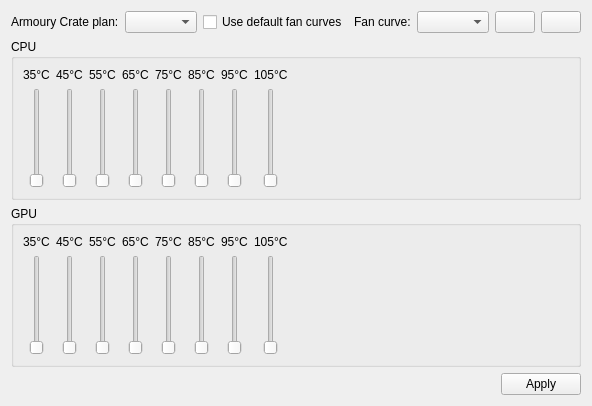
ioerrorle/G14ControlPP, file src/ui/fansTab/FansTab.ui: the form before one commit.
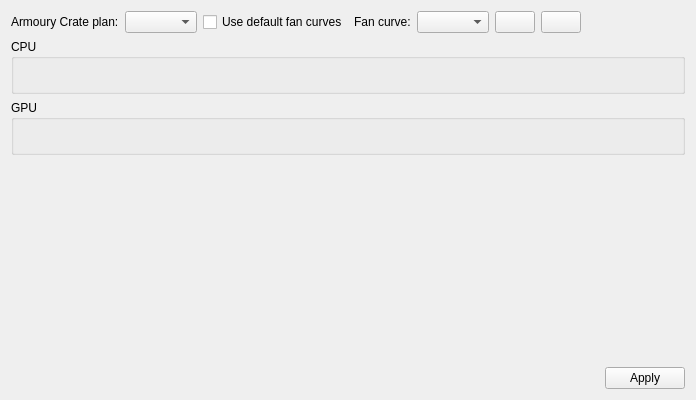
The form after the commit.

```diff
--- a/src/ui/fansTab/FansTab.ui
+++ b/src/ui/fansTab/FansTab.ui
@@ -2,9 +2,17 @@
 <ui version="4.0">
  <class>FansTab</class>
  <widget class="QWidget" name="FansTab">
+  <property name="geometry">
+   <rect>
+    <x>0</x>
+    <y>0</y>
+    <width>696</width>
+    <height>400</height>
+   </rect>
+  </property>
   <layout class="QVBoxLayout" name="verticalLayout" stretch="0,0,0,1,0">
    <item>
-    <layout class="QHBoxLayout" name="horizontalLayout" stretch="0,0,0,0,0,0,0">
+    <layout class="QHBoxLayout" name="horizontalLayout" stretch="0,0,0,0,0,0,0,0">
      <item>
       <widget class="QLabel" name="label">
        <property name="text">
@@ -74,157 +82,7 @@
      <property name="title">
       <string>CPU</string>
      </property>
-     <layout class="QHBoxLayout" stretch="0,0,0,0,0,0,0,0,1">
-      <item>
-       <layout class="QVBoxLayout">
-        <item alignment="Qt::AlignHCenter">
-         <widget class="QLabel" name="cpuTemp_0">
-          <property name="text">
-           <string>35°C</string>
-          </property>
-         </widget>
-        </item>
-        <item alignment="Qt::AlignHCenter">
-         <widget class="QSlider" name="cpuSpeed_0">
-          <property name="minimumSize">
-           <size>
-            <width>0</width>
-            <height>100</height>
-           </size>
-          </property>
-          <property name="orientation">
-           <enum>Qt::Vertical</enum>
-          </property>
-         </widget>
-        </item>
-       </layout>
-      </item>
-      <item>
-       <layout class="QVBoxLayout">
-        <item alignment="Qt::AlignHCenter">
-         <widget class="QLabel" name="cpuTemp_1">
-          <property name="text">
-           <string>45°C</string>
-          </property>
-         </widget>
-        </item>
-        <item alignment="Qt::AlignHCenter">
-         <widget class="QSlider" name="cpuSpeed_1">
-          <property name="orientation">
-           <enum>Qt::Vertical</enum>
-          </property>
-         </widget>
-        </item>
-       </layout>
-      </item>
-      <item>
-       <layout class="QVBoxLayout">
-        <item alignment="Qt::AlignHCenter">
-         <widget class="QLabel" name="cpuTemp_2">
-          <property name="text">
-           <string>55°C</string>
-          </property>
-         </widget>
-        </item>
-        <item alignment="Qt::AlignHCenter">
-         <widget class="QSlider" name="cpuSpeed_2">
-          <property name="orientation">
-           <enum>Qt::Vertical</enum>
-          </property>
-         </widget>
-        </item>
-       </layout>
-      </item>
-      <item>
-       <layout class="QVBoxLayout">
-        <item alignment="Qt::AlignHCenter">
-         <widget class="QLabel" name="cpuTemp_3">
-          <property name="text">
-           <string>65°C</string>
-          </property>
-         </widget>
-        </item>
-        <item alignment="Qt::AlignHCenter">
-         <widget class="QSlider" name="cpuSpeed_3">
-          <property name="orientation">
-           <enum>Qt::Vertical</enum>
-          </property>
-         </widget>
-        </item>
-       </layout>
-      </item>
-      <item>
-       <layout class="QVBoxLayout">
-        <item alignment="Qt::AlignHCenter">
-         <widget class="QLabel" name="cpuTemp_4">
-          <property name="text">
-           <string>75°C</string>
-          </property>
-         </widget>
-        </item>
-        <item alignment="Qt::AlignHCenter">
-         <widget class="QSlider" name="cpuSpeed_4">
-          <property name="orientation">
-           <enum>Qt::Vertical</enum>
-          </property>
-         </widget>
-        </item>
-       </layout>
-      </item>
-      <item>
-       <layout class="QVBoxLayout">
-        <item alignment="Qt::AlignHCenter">
-         <widget class="QLabel" name="cpuTemp_5">
-          <property name="text">
-           <string>85°C</string>
-          </property>
-         </widget>
-        </item>
-        <item alignment="Qt::AlignHCenter">
-         <widget class="QSlider" name="cpuSpeed_5">
-          <property name="orientation">
-           <enum>Qt::Vertical</enum>
-          </property>
-         </widget>
-        </item>
-       </layout>
-      </item>
-      <item>
-       <layout class="QVBoxLayout">
-        <item alignment="Qt::AlignHCenter">
-         <widget class="QLabel" name="cpuTemp_6">
-          <property name="text">
-           <string>95°C</string>
-          </property>
-         </widget>
-        </item>
-        <item alignment="Qt::AlignHCenter">
-         <widget class="QSlider" name="cpuSpeed_6">
-          <property name="orientation">
-           <enum>Qt::Vertical</enum>
-          </property>
-         </widget>
-        </item>
-       </layout>
-      </item>
-      <item>
-       <layout class="QVBoxLayout">
-        <item alignment="Qt::AlignHCenter">
-         <widget class="QLabel" name="cpuTemp_7">
-          <property name="text">
-           <string>105°C</string>
-          </property>
-         </widget>
-        </item>
-        <item alignment="Qt::AlignHCenter">
-         <widget class="QSlider" name="cpuSpeed_7">
-          <property name="orientation">
-           <enum>Qt::Vertical</enum>
-          </property>
-         </widget>
-        </item>
-       </layout>
-      </item>
+     <layout class="QHBoxLayout" stretch="1">
       <item>
        <layout class="QVBoxLayout" name="verticalLayout_1">
         <item alignment="Qt::AlignTop">
@@ -244,166 +102,7 @@
      <property name="title">
       <string>GPU</string>
      </property>
-     <layout class="QHBoxLayout" stretch="0,0,0,0,0,0,0,0,1">
-      <item>
-       <layout class="QVBoxLayout">
-        <item alignment="Qt::AlignHCenter">
-         <widget class="QLabel" name="gpuTemp_0">
-          <property name="text">
-           <string>35°C</string>
-          </property>
-         </widget>
-        </item>
-        <item alignment="Qt::AlignHCenter">
-         <widget class="QSlider" name="gpuSpeed_0">
-          <property name="minimumSize">
-           <size>
-            <width>0</width>
-            <height>100</height>
-           </size>
-          </property>
-          <property name="orientation">
-           <enum>Qt::Vertical</enum>
-          </property>
-         </widget>
-        </item>
-       </layout>
-      </item>
-      <item>
-       <layout class="QVBoxLayout">
-        <item alignment="Qt::AlignHCenter">
-         <widget class="QLabel" name="gpuTemp_1">
-          <property name="text">
-           <string>45°C</string>
-          </property>
-         </widget>
-        </item>
-        <item alignment="Qt::AlignHCenter">
-         <widget class="QSlider" name="gpuSpeed_1">
-          <property name="orientation">
-           <enum>Qt::Vertical</enum>
-          </property>
-         </widget>
-        </item>
-       </layout>
-      </item>
-      <item>
-       <layout class="QVBoxLayout">
-        <item alignment="Qt::AlignHCenter">
-         <widget class="QLabel" name="gpuTemp_2">
-          <property name="text">
-           <string>55°C</string>
-          </property>
-         </widget>
-        </item>
-        <item alignment="Qt::AlignHCenter">
-         <widget class="QSlider" name="gpuSpeed_2">
-          <property name="orientation">
-           <enum>Qt::Vertical</enum>
-          </property>
-         </widget>
-        </item>
-       </layout>
-      </item>
-      <item>
-       <layout class="QVBoxLayout">
-        <item alignment="Qt::AlignHCenter">
-         <widget class="QLabel" name="gpuTemp_3">
-          <property name="text">
-           <string>65°C</string>
-          </property>
-         </widget>
-        </item>
-        <item alignment="Qt::AlignHCenter">
-         <widget class="QSlider" name="gpuSpeed_3">
-          <property name="orientation">
-           <enum>Qt::Vertical</enum>
-          </property>
-         </widget>
-        </item>
-       </layout>
-      </item>
-      <item>
-       <layout class="QVBoxLayout">
-        <item alignment="Qt::AlignHCenter">
-         <widget class="QLabel" name="gpuTemp_4">
-          <property name="text">
-           <string>75°C</string>
-          </property>
-         </widget>
-        </item>
-        <item alignment="Qt::AlignHCenter">
-         <widget class="QSlider" name="gpuSpeed_4">
-          <property name="orientation">
-           <enum>Qt::Vertical</enum>
-          </property>
-         </widget>
-        </item>
-       </layout>
-      </item>
-      <item>
-       <layout class="QVBoxLayout">
-        <item alignment="Qt::AlignHCenter">
-         <widget class="QLabel" name="gpuTemp_5">
-          <property name="minimumSize">
-           <size>
-            <width>0</width>
-            <height>0</height>
-           </size>
-          </property>
-          <property name="text">
-           <string>85°C</string>
-          </property>
-          <property name="alignment">
-           <set>Qt::AlignCenter</set>
-          </property>
-         </widget>
-        </item>
-        <item alignment="Qt::AlignHCenter">
-         <widget class="QSlider" name="gpuSpeed_5">
-          <property name="orientation">
-           <enum>Qt::Vertical</enum>
-          </property>
-         </widget>
-        </item>
-       </layout>
-      </item>
-      <item>
-       <layout class="QVBoxLayout">
-        <item alignment="Qt::AlignHCenter">
-         <widget class="QLabel" name="gpuTemp_6">
-          <property name="text">
-           <string>95°C</string>
-          </property>
-         </widget>
-        </item>
-        <item alignment="Qt::AlignHCenter">
-         <widget class="QSlider" name="gpuSpeed_6">
-          <property name="orientation">
-           <enum>Qt::Vertical</enum>
-          </property>
-         </widget>
-        </item>
-       </layout>
-      </item>
-      <item>
-       <layout class="QVBoxLayout">
-        <item alignment="Qt::AlignHCenter">
-         <widget class="QLabel" name="gpuTemp_7">
-          <property name="text">
-           <string>105°C</string>
-          </property>
-         </widget>
-        </item>
-        <item alignment="Qt::AlignHCenter">
-         <widget class="QSlider" name="gpuSpeed_7">
-          <property name="orientation">
-           <enum>Qt::Vertical</enum>
-          </property>
-         </widget>
-        </item>
-       </layout>
-      </item>
+     <layout class="QHBoxLayout" stretch="1">
       <item>
        <layout class="QVBoxLayout" name="verticalLayout_2">
         <item alignment="Qt::AlignTop">
```
